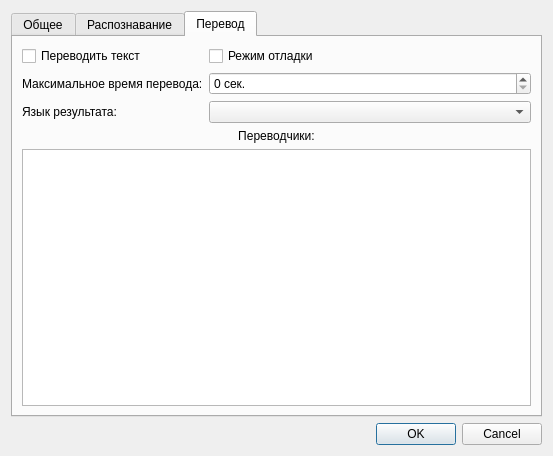
Qt form SettingsEditor.ui (OneMoreGres/ScreenTranslator) before a commit.
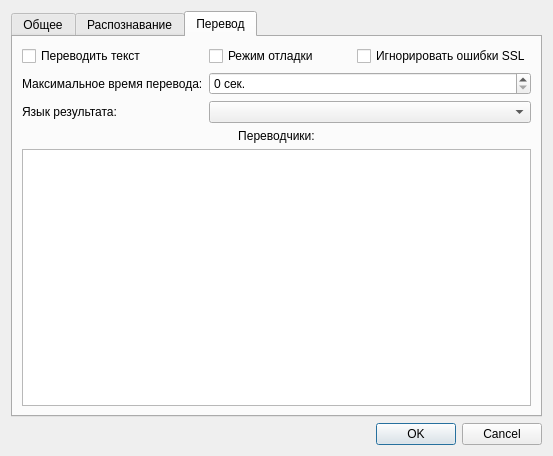
The same form after that commit. The open tabs and pages were chosen to show the change.

Commit message: Added option to ignore ssl errors.

The edit to the form file:
```diff
--- a/SettingsEditor.ui
+++ b/SettingsEditor.ui
@@ -378,7 +378,7 @@
          </property>
         </widget>
        </item>
-       <item row="0" column="1" colspan="2">
+       <item row="0" column="1">
         <widget class="QCheckBox" name="translatorDebugCheck">
          <property name="toolTip">
           <string>&lt;html&gt;&lt;head/&gt;&lt;body&gt;&lt;p&gt;Отображает окно переводчика. Следует использовать только для разработки переводчиков.&lt;/p&gt;&lt;/body&gt;&lt;/html&gt;</string>
@@ -388,6 +388,13 @@
          </property>
         </widget>
        </item>
+       <item row="0" column="2">
+        <widget class="QCheckBox" name="ignoreSslCheck">
+         <property name="text">
+          <string>Игнорировать ошибки SSL</string>
+         </property>
+        </widget>
+       </item>
        <item row="1" column="0">
         <widget class="QLabel" name="label_9">
          <property name="toolTip">
```
Left out of the diff: 20 changed lines with no effect on the pictures. The commit also changes 6 other files.
